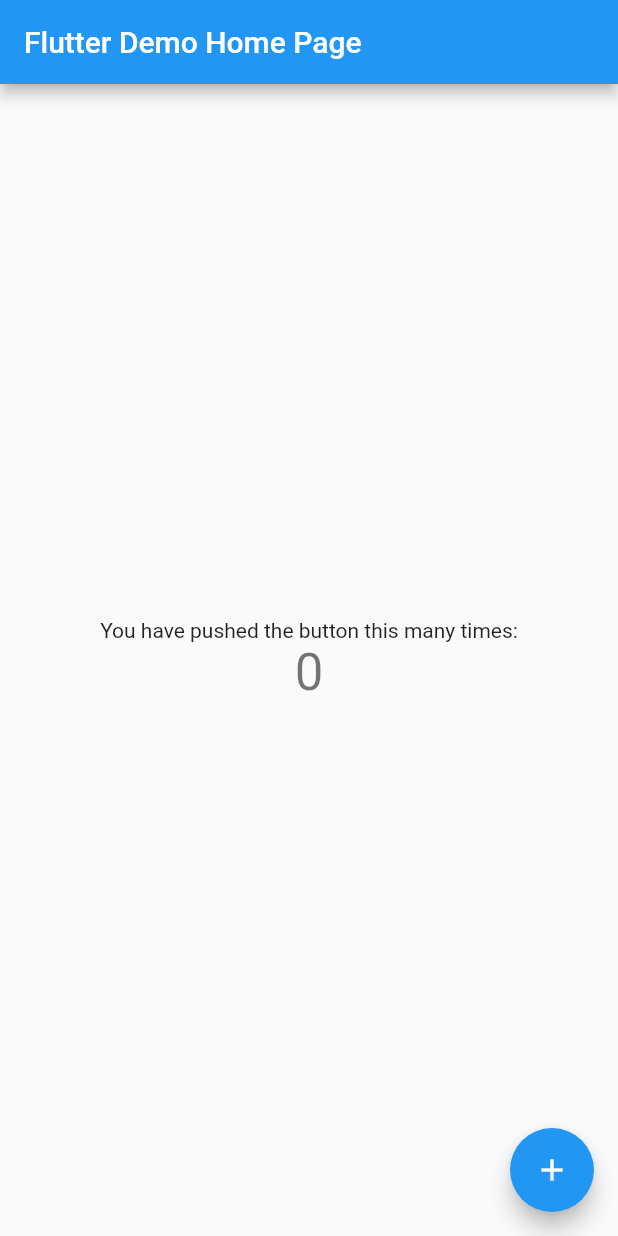
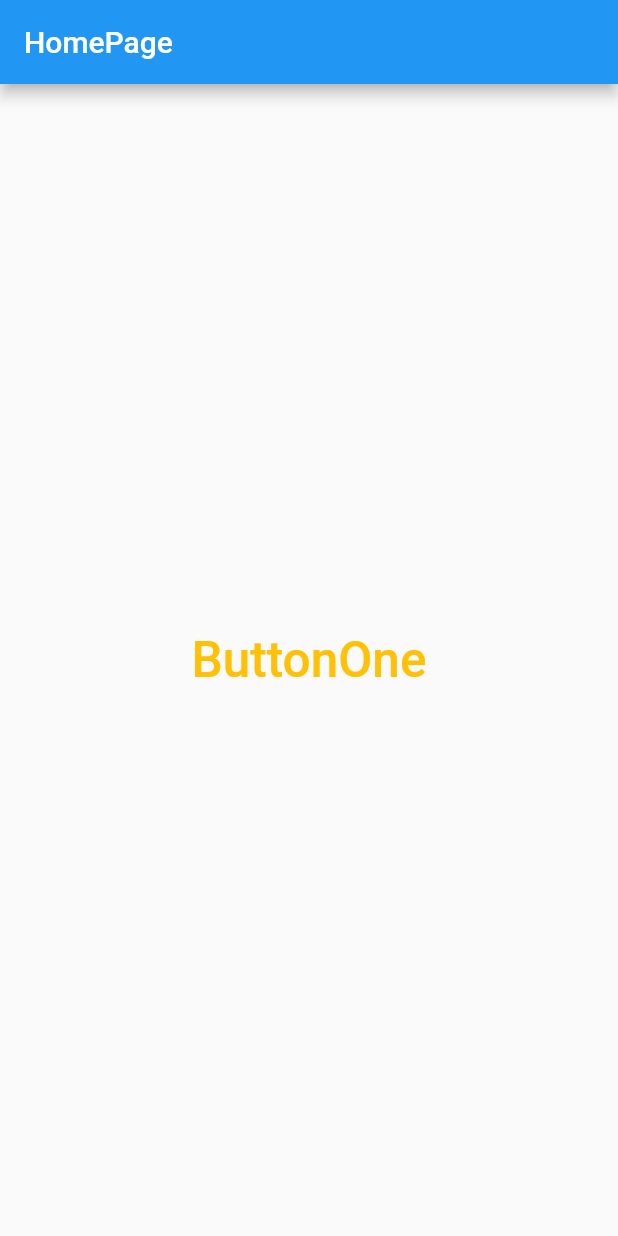
Before and after one commit to MuzaffarjonUmarxujayev/maydemo4, a Flutter app: the screen it shows after launch, on a phone screen of 412 x 824 dp. Run offline on Flutter 3.47's test engine with Material 2 defaults, Android fonts, the light colour scheme and no system bars.

Commit message:
Assalomu Aleykum

```diff
--- a/lib/main.dart
+++ b/lib/main.dart
@@ -1,4 +1,6 @@
 import 'package:flutter/material.dart';
+import 'package:maydemo4/pages/button_page.dart';
+import 'package:maydemo4/pages/home_page.dart';
 
 void main() {
   runApp(const MyApp());
@@ -13,103 +15,12 @@
     return MaterialApp(
       title: 'Flutter Demo',
       theme: ThemeData(
-        // This is the theme of your application.
-        //
-        // Try running your application with "flutter run". You'll see the
-        // application has a blue toolbar. Then, without quitting the app, try
-        // changing the primarySwatch below to Colors.green and then invoke
-        // "hot reload" (press "r" in the console where you ran "flutter run",
-        // or simply save your changes to "hot reload" in a Flutter IDE).
-        // Notice that the counter didn't reset back to zero; the application
-        // is not restarted.
         primarySwatch: Colors.blue,
       ),
-      home: const MyHomePage(title: 'Flutter Demo Home Page'),
+      home: const HomePage(),
+      routes: {
+        ButtonOnePage.id: (context) => ButtonOnePage(),
+      },
     );
   }
 }
-
-class MyHomePage extends StatefulWidget {
-  const MyHomePage({Key? key, required this.title}) : super(key: key);
-
-  // This widget is the home page of your application. It is stateful, meaning
-  // that it has a State object (defined below) that contains fields that affect
-  // how it looks.
-
-  // This class is the configuration for the state. It holds the values (in this
-  // case the title) provided by the parent (in this case the App widget) and
-  // used by the build method of the State. Fields in a Widget subclass are
-  // always marked "final".
-
-  final String title;
-
-  @override
-  State<MyHomePage> createState() => _MyHomePageState();
-}
-
-class _MyHomePageState extends State<MyHomePage> {
-  int _counter = 0;
-
-  void _incrementCounter() {
-    setState(() {
-      // This call to setState tells the Flutter framework that something has
-      // changed in this State, which causes it to rerun the build method below
-      // so that the display can reflect the updated values. If we changed
-      // _counter without calling setState(), then the build method would not be
-      // called again, and so nothing would appear to happen.
-      _counter++;
-    });
-  }
-
-  @override
-  Widget build(BuildContext context) {
-    // This method is rerun every time setState is called, for instance as done
-    // by the _incrementCounter method above.
-    //
-    // The Flutter framework has been optimized to make rerunning build methods
-    // fast, so that you can just rebuild anything that needs updating rather
-    // than having to individually change instances of widgets.
-    return Scaffold(
-      appBar: AppBar(
-        // Here we take the value from the MyHomePage object that was created by
-        // the App.build method, and use it to set our appbar title.
-        title: Text(widget.title),
-      ),
-      body: Center(
-        // Center is a layout widget. It takes a single child and positions it
-        // in the middle of the parent.
-        child: Column(
-          // Column is also a layout widget. It takes a list of children and
-          // arranges them vertically. By default, it sizes itself to fit its
-          // children horizontally, and tries to be as tall as its parent.
-          //
-          // Invoke "debug painting" (press "p" in the console, choose the
-          // "Toggle Debug Paint" action from the Flutter Inspector in Android
-          // Studio, or the "Toggle Debug Paint" command in Visual Studio Code)
-          // to see the wireframe for each widget.
-          //
-          // Column has various properties to control how it sizes itself and
-          // how it positions its children. Here we use mainAxisAlignment to
-          // center the children vertically; the main axis here is the vertical
-          // axis because Columns are vertical (the cross axis would be
-          // horizontal).
-          mainAxisAlignment: MainAxisAlignment.center,
-          children: <Widget>[
-            const Text(
-              'You have pushed the button this many times:',
-            ),
-            Text(
-              '$_counter',
-              style: Theme.of(context).textTheme.headline4,
-            ),
-          ],
-        ),
-      ),
-      floatingActionButton: FloatingActionButton(
-        onPressed: _incrementCounter,
-        tooltip: 'Increment',
-        child: const Icon(Icons.add),
-      ), // This trailing comma makes auto-formatting nicer for build methods.
-    );
-  }
-}
--- /dev/null
+++ b/lib/pages/button_page.dart
@@ -0,0 +1,28 @@
+import 'package:flutter/material.dart';
+
+class ButtonOnePage extends StatefulWidget {
+  static const id = "/button_page";
+
+  const ButtonOnePage({Key? key}) : super(key: key);
+
+  @override
+  State<ButtonOnePage> createState() => _ButtonOnePageState();
+}
+
+class _ButtonOnePageState extends State<ButtonOnePage> {
+  @override
+  Widget build(BuildContext context) {
+    return Scaffold(
+      appBar: AppBar(
+        title: Text("ButtoOnePage"),
+      ),
+      body: Center(
+        child: Text(
+          "ButtonOne",
+          textScaleFactor: 2,
+          style: TextStyle(color: Colors.black),
+        ),
+      ),
+    );
+  }
+}
--- /dev/null
+++ b/lib/pages/home_page.dart
@@ -0,0 +1,35 @@
+import 'package:flutter/material.dart';
+import 'button_page.dart';
+
+class HomePage extends StatefulWidget {
+  const HomePage({Key? key}) : super(key: key);
+
+  @override
+  State<HomePage> createState() => _HomePageState();
+}
+
+class _HomePageState extends State<HomePage> {
+  @override
+  Widget build(BuildContext context) {
+    return Scaffold(
+      appBar: AppBar(
+        title: Text("HomePage"),
+      ),
+      body: Center(
+        child: MaterialButton(
+          onPressed: () {
+            Navigator.pushNamed(context, ButtonOnePage.id);
+          },
+          child: Text(
+            "ButtonOne",
+            textScaleFactor: 1,
+            style: TextStyle(
+              fontSize: 33,
+              color: Colors.amber
+            ),
+          ),
+        ),
+      )
+    );
+  }
+}
```
